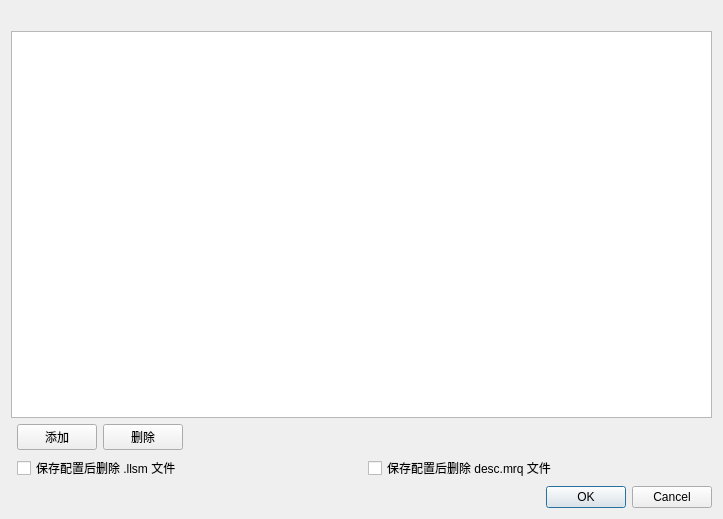
Old version of the form EngineUtils/moresamplerconfigsdialog.ui in the repository shine5402/VoicebankManager.
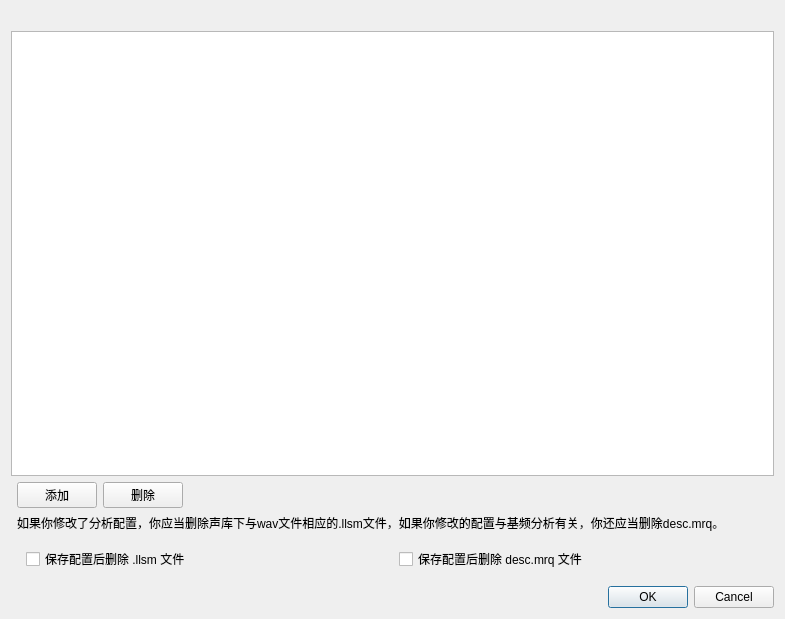
New version of the form.

Commit message: 删除llsm完成

What changed in the file:
```diff
--- a/EngineUtils/moresamplerconfigsdialog.ui
+++ b/EngineUtils/moresamplerconfigsdialog.ui
@@ -6,8 +6,8 @@
    <rect>
     <x>0</x>
     <y>0</y>
-    <width>723</width>
-    <height>519</height>
+    <width>785</width>
+    <height>619</height>
    </rect>
   </property>
   <property name="windowTitle">
@@ -87,6 +87,7 @@
     </widget>
    </item>
    <item row="6" column="1" colspan="4">
+    <widget class="QWidget" name="deleteFilesCheckBoxs" native="true">
     <layout class="QHBoxLayout" name="horizontalLayout">
      <item>
       <widget class="QCheckBox" name="deleteLLSMCheckBox">
@@ -103,6 +104,17 @@
       </widget>
      </item>
     </layout>
+    </widget>
+   </item>
+   <item row="3" column="1" colspan="4">
+    <widget class="QLabel" name="deleteFilesHintLabel">
+     <property name="text">
+      <string>如果你修改了分析配置，你应当删除声库下与wav文件相应的.llsm文件，如果你修改的配置与基频分析有关，你还应当删除desc.mrq。</string>
+     </property>
+     <property name="wordWrap">
+      <bool>true</bool>
+     </property>
+    </widget>
    </item>
   </layout>
  </widget>
```
Lines whose indentation alone changed are shown as unchanged. The commit also changes 1 other file.
